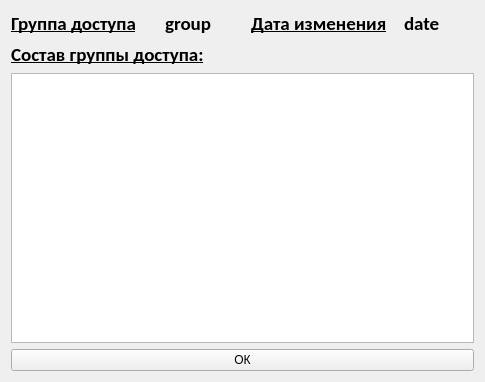
First picture: the form in app/acms/cogroupconsists.ui, repository MK-IBM-WWS/ACMS, before the edit.
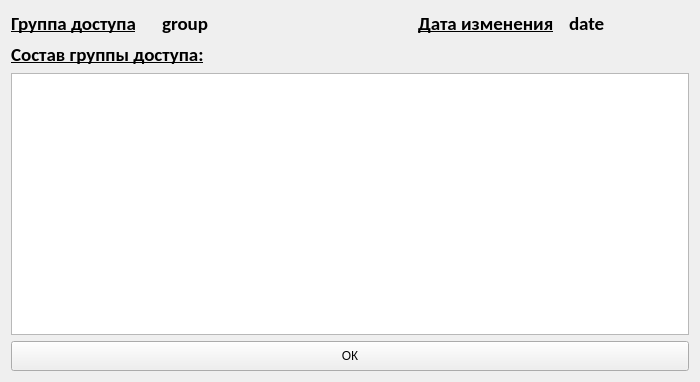
Second picture: the form after the edit.

The edit to the form file:
```diff
--- a/app/acms/cogroupconsists.ui
+++ b/app/acms/cogroupconsists.ui
@@ -6,19 +6,19 @@
    <rect>
     <x>0</x>
     <y>0</y>
-    <width>485</width>
+    <width>700</width>
     <height>382</height>
    </rect>
   </property>
   <property name="minimumSize">
    <size>
-    <width>485</width>
+    <width>700</width>
     <height>382</height>
    </size>
   </property>
   <property name="maximumSize">
    <size>
-    <width>485</width>
+    <width>700</width>
     <height>382</height>
    </size>
   </property>
@@ -49,13 +49,13 @@
         <widget class="QLabel" name="lagroup">
          <property name="minimumSize">
           <size>
-           <width>80</width>
+           <width>250</width>
            <height>20</height>
           </size>
          </property>
          <property name="maximumSize">
           <size>
-           <width>80</width>
+           <width>250</width>
            <height>20</height>
           </size>
          </property>
@@ -91,13 +91,13 @@
         <widget class="QLabel" name="ladate">
          <property name="minimumSize">
           <size>
-           <width>70</width>
+           <width>120</width>
            <height>20</height>
           </size>
          </property>
          <property name="maximumSize">
           <size>
-           <width>70</width>
+           <width>120</width>
            <height>20</height>
           </size>
          </property>
@@ -136,6 +136,12 @@
      </item>
      <item>
       <widget class="QPushButton" name="btnok">
+       <property name="minimumSize">
+        <size>
+         <width>200</width>
+         <height>30</height>
+        </size>
+       </property>
        <property name="text">
         <string>ОК</string>
        </property>
```
